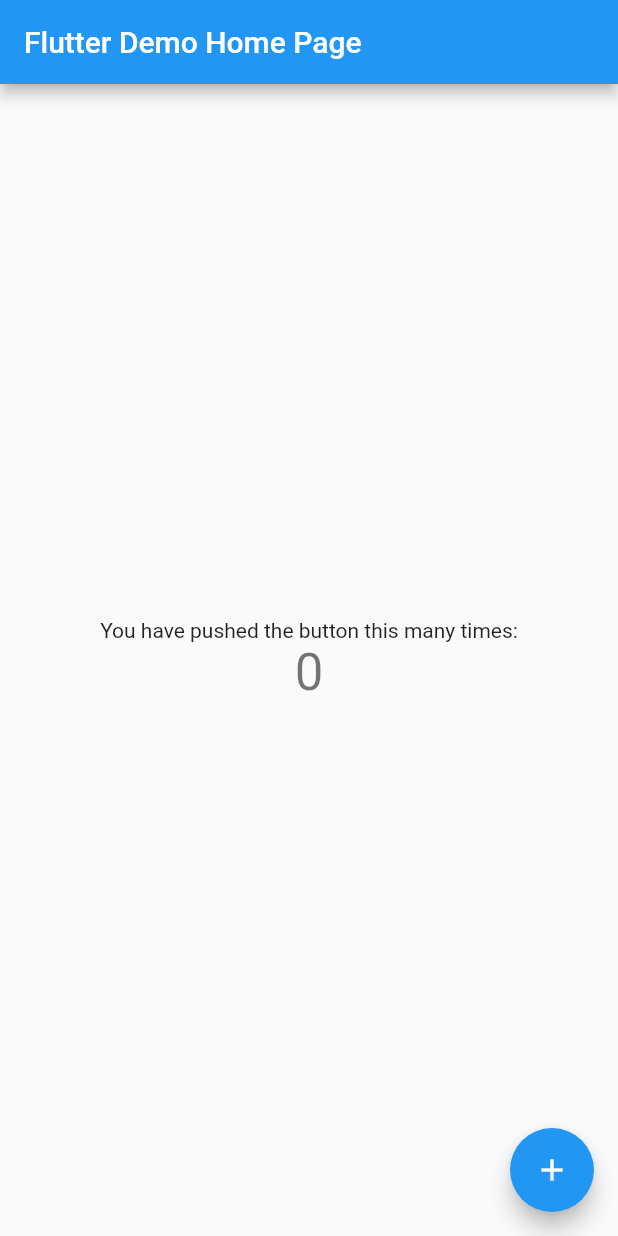
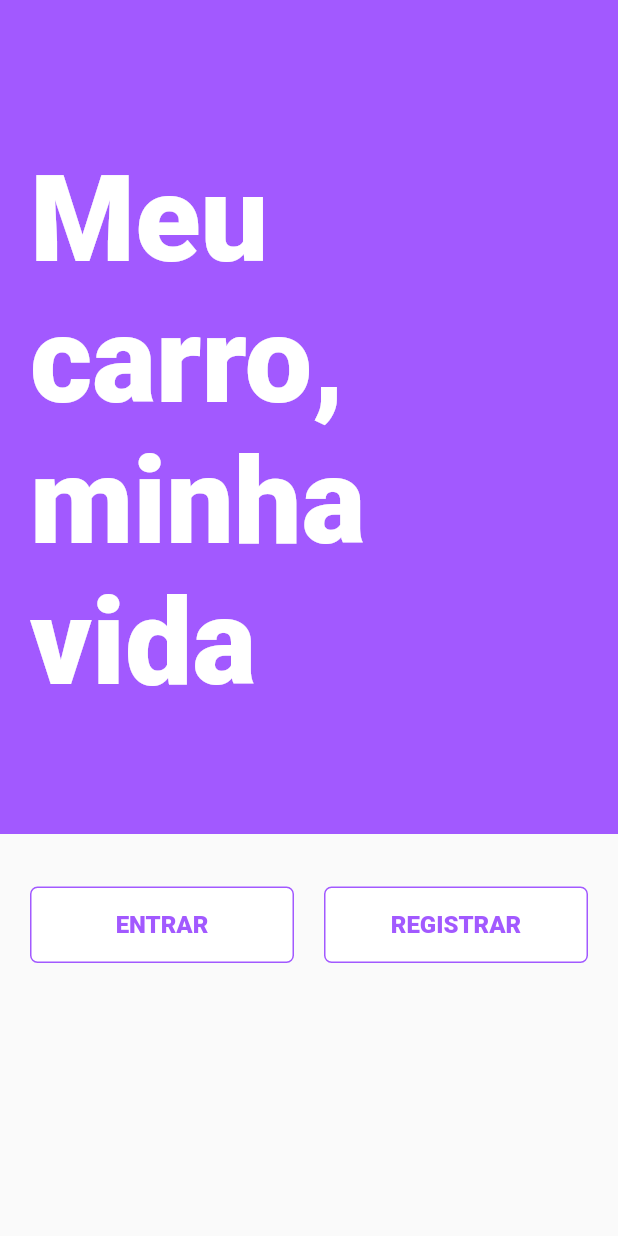
Before and after one commit to vitorgaboardi/MeuCarroMinhaVida, a Flutter app: the screen it shows after launch, on a phone screen of 412 x 824 dp. Run offline on Flutter 3.47's test engine with Material 2 defaults, Android fonts, the phone set to English and light mode, and no system bars.

Commit message:
Tela Home completa

```diff
--- a/lib/main.dart
+++ b/lib/main.dart
@@ -1,113 +1,7 @@
 import 'package:flutter/material.dart';
 
+import '/pages/home.dart';
+
 void main() {
-  runApp(MyApp());
+  runApp(MaterialApp(title: "Meu Carro Minha Vida", home: Home()));
 }
-
-class MyApp extends StatelessWidget {
-  // This widget is the root of your application.
-  @override
-  Widget build(BuildContext context) {
-    return MaterialApp(
-      title: 'Flutter Demo',
-      theme: ThemeData(
-        // This is the theme of your application.
-        //
-        // Try running your application with "flutter run". You'll see the
-        // application has a blue toolbar. Then, without quitting the app, try
-        // changing the primarySwatch below to Colors.green and then invoke
-        // "hot reload" (press "r" in the console where you ran "flutter run",
-        // or simply save your changes to "hot reload" in a Flutter IDE).
-        // Notice that the counter didn't reset back to zero; the application
-        // is not restarted.
-        primarySwatch: Colors.blue,
-      ),
-      home: MyHomePage(title: 'Flutter Demo Home Page'),
-    );
-  }
-}
-
-class MyHomePage extends StatefulWidget {
-  MyHomePage({Key? key, required this.title}) : super(key: key);
-
-  // This widget is the home page of your application. It is stateful, meaning
-  // that it has a State object (defined below) that contains fields that affect
-  // how it looks.
-
-  // This class is the configuration for the state. It holds the values (in this
-  // case the title) provided by the parent (in this case the App widget) and
-  // used by the build method of the State. Fields in a Widget subclass are
-  // always marked "final".
-
-  final String title;
-
-  @override
-  _MyHomePageState createState() => _MyHomePageState();
-}
-
-class _MyHomePageState extends State<MyHomePage> {
-  int _counter = 0;
-
-  void _incrementCounter() {
-    setState(() {
-      // This call to setState tells the Flutter framework that something has
-      // changed in this State, which causes it to rerun the build method below
-      // so that the display can reflect the updated values. If we changed
-      // _counter without calling setState(), then the build method would not be
-      // called again, and so nothing would appear to happen.
-      _counter++;
-    });
-  }
-
-  @override
-  Widget build(BuildContext context) {
-    // This method is rerun every time setState is called, for instance as done
-    // by the _incrementCounter method above.
-    //
-    // The Flutter framework has been optimized to make rerunning build methods
-    // fast, so that you can just rebuild anything that needs updating rather
-    // than having to individually change instances of widgets.
-    return Scaffold(
-      appBar: AppBar(
-        // Here we take the value from the MyHomePage object that was created by
-        // the App.build method, and use it to set our appbar title.
-        title: Text(widget.title),
-      ),
-      body: Center(
-        // Center is a layout widget. It takes a single child and positions it
-        // in the middle of the parent.
-        child: Column(
-          // Column is also a layout widget. It takes a list of children and
-          // arranges them vertically. By default, it sizes itself to fit its
-          // children horizontally, and tries to be as tall as its parent.
-          //
-          // Invoke "debug painting" (press "p" in the console, choose the
-          // "Toggle Debug Paint" action from the Flutter Inspector in Android
-          // Studio, or the "Toggle Debug Paint" command in Visual Studio Code)
-          // to see the wireframe for each widget.
-          //
-          // Column has various properties to control how it sizes itself and
-          // how it positions its children. Here we use mainAxisAlignment to
-          // center the children vertically; the main axis here is the vertical
-          // axis because Columns are vertical (the cross axis would be
-          // horizontal).
-          mainAxisAlignment: MainAxisAlignment.center,
-          children: <Widget>[
-            Text(
-              'You have pushed the button this many times:',
-            ),
-            Text(
-              '$_counter',
-              style: Theme.of(context).textTheme.headline4,
-            ),
-          ],
-        ),
-      ),
-      floatingActionButton: FloatingActionButton(
-        onPressed: _incrementCounter,
-        tooltip: 'Increment',
-        child: Icon(Icons.add),
-      ), // This trailing comma makes auto-formatting nicer for build methods.
-    );
-  }
-}
--- /dev/null
+++ b/lib/pages/home.dart
@@ -0,0 +1,91 @@
+import 'package:flutter/cupertino.dart';
+import 'package:flutter/material.dart';
+
+class Home extends StatefulWidget {
+  @override
+  State<StatefulWidget> createState() => HomeState();
+}
+
+class HomeState extends State<Home> {
+  @override
+  Widget build(BuildContext context) {
+    return Scaffold(
+        body: Container(
+            child: Column(
+              children: [
+                Container(
+                    color: Color.fromARGB(255, 162, 89, 255),
+                    alignment: Alignment.center,
+                    padding: EdgeInsets.fromLTRB(20, 100, 20, 80),
+                    child: Text(
+                      'Meu carro, minha vida',
+                      style: TextStyle(
+                          color: Colors.white,
+                          fontWeight: FontWeight.w800,
+                          fontSize: 80),
+                    )),
+                Row(
+                  children: [
+                    Expanded(
+                        child: SizedBox(
+                          height: 86,
+                          child: Container(
+                              padding: EdgeInsets.fromLTRB(20, 35, 10, 0),
+                              child: ElevatedButton(
+                                  onPressed: null,
+                                  style: ButtonStyle(
+                                      backgroundColor: MaterialStateProperty.all(Colors.white), // background
+                                      foregroundColor: MaterialStateProperty.all(Colors.white), // foreground
+                                      shape: MaterialStateProperty.all(
+                                          RoundedRectangleBorder(
+                                              borderRadius: BorderRadius.circular(5.0),
+                                              side: BorderSide(color: Color.fromARGB(255, 162, 89, 255))
+                                          )
+                                      )
+                                  ),
+                                  child: Text(
+                                      'ENTRAR',
+                                      style: TextStyle(
+                                          color: Color.fromARGB(255, 162, 89, 255),
+                                          fontSize: 16,
+                                          fontWeight: FontWeight.w900,
+                                      )
+                                  )
+                              )
+                          )
+                        )
+                    ),
+                    Expanded(
+                        child: SizedBox(
+                          height: 86,
+                          child: Container(
+                              padding: EdgeInsets.fromLTRB(10, 35, 20, 0),
+                              child: ElevatedButton(
+                                  onPressed: null,
+                                  style: ButtonStyle(
+                                      backgroundColor: MaterialStateProperty.all(Colors.white), // background
+                                      foregroundColor: MaterialStateProperty.all(Colors.white), // foreground
+                                      shape: MaterialStateProperty.all(
+                                          RoundedRectangleBorder(
+                                              borderRadius: BorderRadius.circular(5.0),
+                                              side: BorderSide(color: Color.fromARGB(255, 162, 89, 255))
+                                          )
+                                      )
+                                  ),
+                                  child: Text('REGISTRAR',
+                                      style: TextStyle(
+                                          color: Color.fromARGB(255, 162, 89, 255),
+                                          fontSize: 16,
+                                          fontWeight: FontWeight.w900,
+                                      )
+                                  ),
+                              )
+                          )
+                        )
+                    )
+                  ]
+                )
+              ],
+            )));
+  }
+}
```
